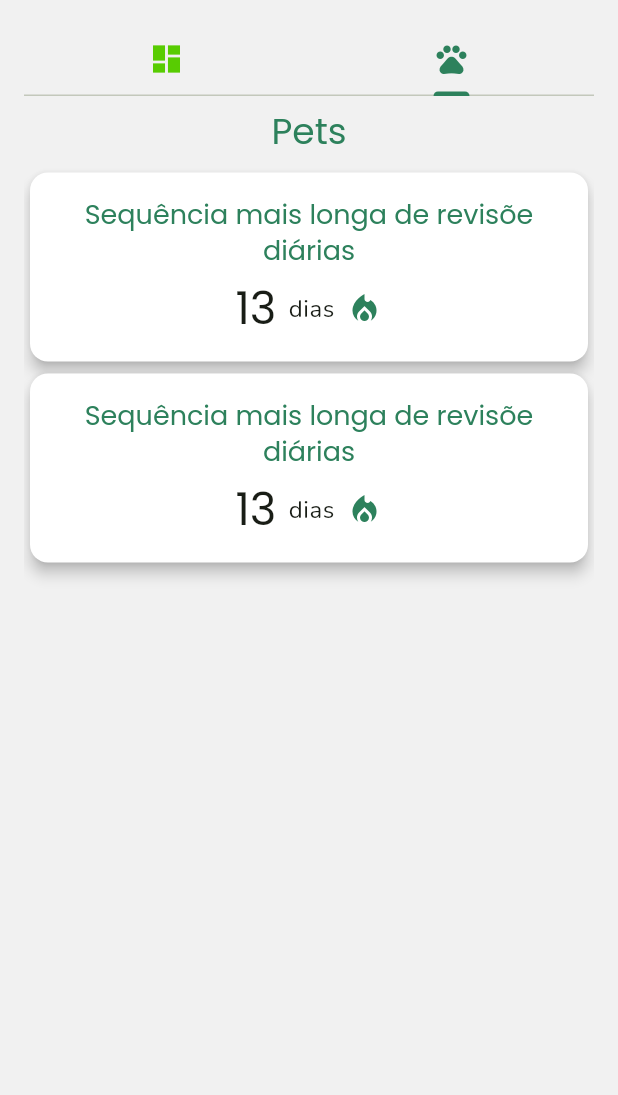
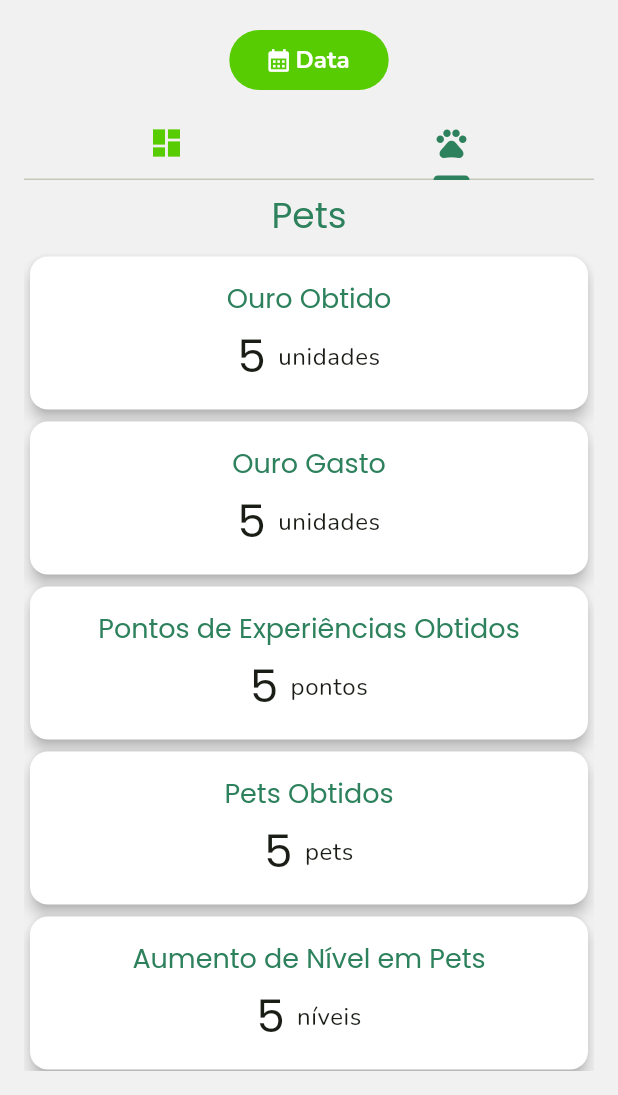
Before and after one commit to CantarinoG/flashcard-pets, a Flutter app: the StatisticsScreen screen opened directly, tab 2 chosen, on a phone screen of 412 x 824 dp, the part 141-1236 px from its top. Run offline on Flutter 3.47's test engine with Material 3 defaults, Android fonts, the phone set to English and light mode, and no system bars; our stand-ins replace flutter_svg.

Commit message:
feat: Add statistics data.

```diff
--- a/lib/data_providers/award_data_provider.dart
+++ b/lib/data_providers/award_data_provider.dart
@@ -104,7 +104,7 @@ class AwardDataProvider with ChangeNotifier implements IDataProvider<Award> {
       AwardCategory.pets,
       "assets/images/awards/pets/pet_lover_i.png",
       "Amante de Pets I",
-      "Adote 3 pets.",
+      "Adote 4 pets.",
       3,
       100,
     ),
@@ -112,7 +112,7 @@ class AwardDataProvider with ChangeNotifier implements IDataProvider<Award> {
       AwardCategory.pets,
       "assets/images/awards/pets/pet_lover_ii.png",
       "Amante de Pets II",
-      "Adote 10 pets.",
+      "Adote 8 pets.",
       10,
       300,
     ),
@@ -120,7 +120,7 @@ class AwardDataProvider with ChangeNotifier implements IDataProvider<Award> {
       AwardCategory.pets,
       "assets/images/awards/pets/pet_lover_iii.png",
       "Amante de Pets III",
-      "Adote 20 pets.",
+      "Adote 16 pets.",
       20,
       1000,
     ),
--- a/lib/screens/self_profile_screen.dart
+++ b/lib/screens/self_profile_screen.dart
@@ -46,7 +46,7 @@ class SelfProfileScreen extends StatelessWidget {
     Navigator.push(
       context,
       MaterialPageRoute(
-        builder: (context) => StatisticsScreen(),
+        builder: (context) => const StatisticsScreen(),
       ),
     );
   }
--- a/lib/screens/statistics_screen.dart
+++ b/lib/screens/statistics_screen.dart
@@ -1,14 +1,18 @@
 import 'package:flashcard_pets/widgets/screen_layout.dart';
 import 'package:flashcard_pets/widgets/statistics_card.dart';
 import 'package:flashcard_pets/widgets/themed_app_bar.dart';
+import 'package:flashcard_pets/widgets/themed_filled_button.dart';
 import 'package:flashcard_pets/widgets/user_stats_header.dart';
 import 'package:flutter/material.dart';
 
 class StatisticsScreen extends StatelessWidget {
   //Mocked data
-  final List<int> _statsI = [1, 2, 3, 4, 5];
-  final List<int> _statsII = [1, 2];
-  StatisticsScreen({super.key});
+  final int _retrievedValue = 5;
+  const StatisticsScreen({super.key});
+
+  void _filterDate() {
+    //...
+  }
 
   @override
   Widget build(BuildContext context) {
@@ -51,6 +55,14 @@ class StatisticsScreen extends StatelessWidget {
             const SizedBox(
               height: 16,
             ),
+            ThemedFilledButton(
+              label: "Data",
+              leadingIcon: const Icon(Icons.calendar_month),
+              onPressed: _filterDate,
+            ),
+            const SizedBox(
+              height: 8,
+            ),
             Expanded(
               child: DefaultTabController(
                 length: 2,
@@ -90,21 +102,97 @@ class StatisticsScreen extends StatelessWidget {
                           subScreen(
                             context,
                             "Cartões e Coleções",
-                            ListView.builder(
-                              itemCount: _statsI.length,
-                              itemBuilder: (context, index) {
-                                return const StatisticsCard();
-                              },
+                            ListView(
+                              children: [
+                                StatisticsCard(
+                                  "Total de Revisões",
+                                  _retrievedValue,
+                                  "revisões",
+                                ),
+                                StatisticsCard(
+                                  "Taxa de Acerto",
+                                  _retrievedValue,
+                                  "%",
+                                ),
+                                StatisticsCard(
+                                  "Sequência Mais Longa de Revisões Diárias",
+                                  _retrievedValue,
+                                  "dias",
+                                ),
+                                StatisticsCard(
+                                  "Tempo Total de Revisão",
+                                  _retrievedValue,
+                                  "segundos",
+                                ),
+                                StatisticsCard(
+                                  "Média de Revisões Diárias",
+                                  _retrievedValue,
+                                  "revisões/dia",
+                                ),
+                                StatisticsCard(
+                                  "Número de Coleções Registradas",
+                                  _retrievedValue,
+                                  "coleções",
+                                ),
+                                StatisticsCard(
+                                  "Número de Cartões Registrados",
+                                  _retrievedValue,
+                                  "cartões",
+                                ),
+                              ],
                             ),
                           ),
                           subScreen(
                             context,
                             "Pets",
-                            ListView.builder(
-                              itemCount: _statsII.length,
-                              itemBuilder: (context, index) {
-                                return const StatisticsCard();
-                              },
+                            ListView(
+                              children: [
+                                StatisticsCard(
+                                  "Ouro Obtido",
+                                  _retrievedValue,
+                                  "unidades",
+                                ),
+                                StatisticsCard(
+                                  "Ouro Gasto",
+                                  _retrievedValue,
+                                  "unidades",
+                                ),
+                                StatisticsCard(
+                                  "Pontos de Experiências Obtidos",
+                                  _retrievedValue,
+                                  "pontos",
+                                ),
+                                StatisticsCard(
+                                  "Pets Obtidos",
+                                  _retrievedValue,
+                                  "pets",
+                                ),
+                                StatisticsCard(
+                                  "Aumento de Nível em Pets",
+                                  _retrievedValue,
+                                  "níveis",
+                                ),
+                                StatisticsCard(
+                                  "Média de Ouro/Pontos de Experiência por Revisão",
+                                  _retrievedValue,
+                                  "unidades/pontos",
+                                ),
+                                StatisticsCard(
+                                  "Amigos Adicionados",
+                                  _retrievedValue,
+                                  "amigos",
+                                ),
+                                StatisticsCard(
+                                  "Presentes Enviados",
+                                  _retrievedValue,
+                                  "presentes",
+                                ),
+                                StatisticsCard(
+                                  "Presentes Recebidos",
+                                  _retrievedValue,
+                                  "presentes",
+                                ),
+                              ],
                             ),
                           ),
                         ],
--- a/lib/widgets/statistics_card.dart
+++ b/lib/widgets/statistics_card.dart
@@ -2,12 +2,10 @@ import 'package:flashcard_pets/themes/app_themes.dart';
 import 'package:flutter/material.dart';
 
 class StatisticsCard extends StatelessWidget {
-  //Mocked data:
-  final String _title = "Sequência mais longa de revisõe diárias";
-  final int _value = 13;
-  final String _unit = "dias";
-  final IconData _icon = Icons.local_fire_department;
-  const StatisticsCard({super.key});
+  final String title;
+  final int value;
+  final String unit;
+  const StatisticsCard(this.title, this.value, this.unit, {super.key});
 
   @override
   Widget build(BuildContext context) {
@@ -28,7 +26,7 @@ class StatisticsCard extends StatelessWidget {
         child: Column(
           children: [
             Text(
-              _title,
+              title,
               style: h3?.copyWith(
                 color: secondary,
               ),
@@ -41,19 +39,12 @@ class StatisticsCard extends StatelessWidget {
               mainAxisAlignment: MainAxisAlignment.center,
               children: [
                 Text(
-                  "$_value ",
+                  "$value ",
                   style: h1,
                 ),
                 Text(
-                  _unit,
+                  unit,
                   style: body,
-                ),
-                const SizedBox(
-                  width: 8,
-                ),
-                Icon(
-                  _icon,
-                  color: secondary,
                 ),
               ],
             ),
```
